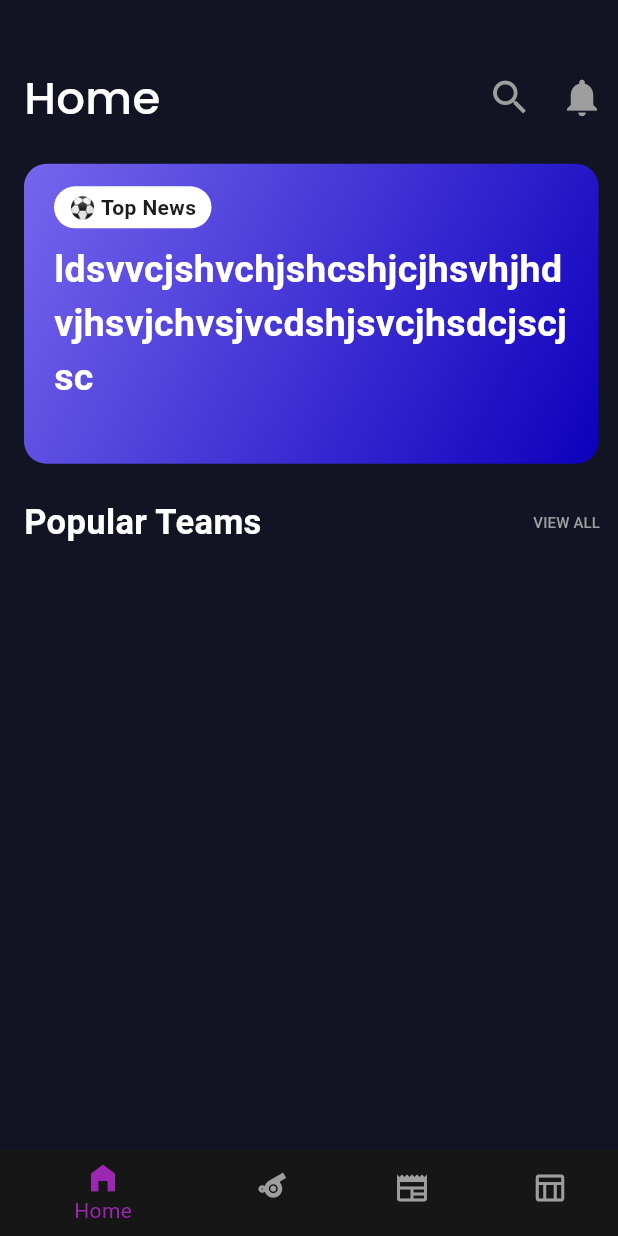
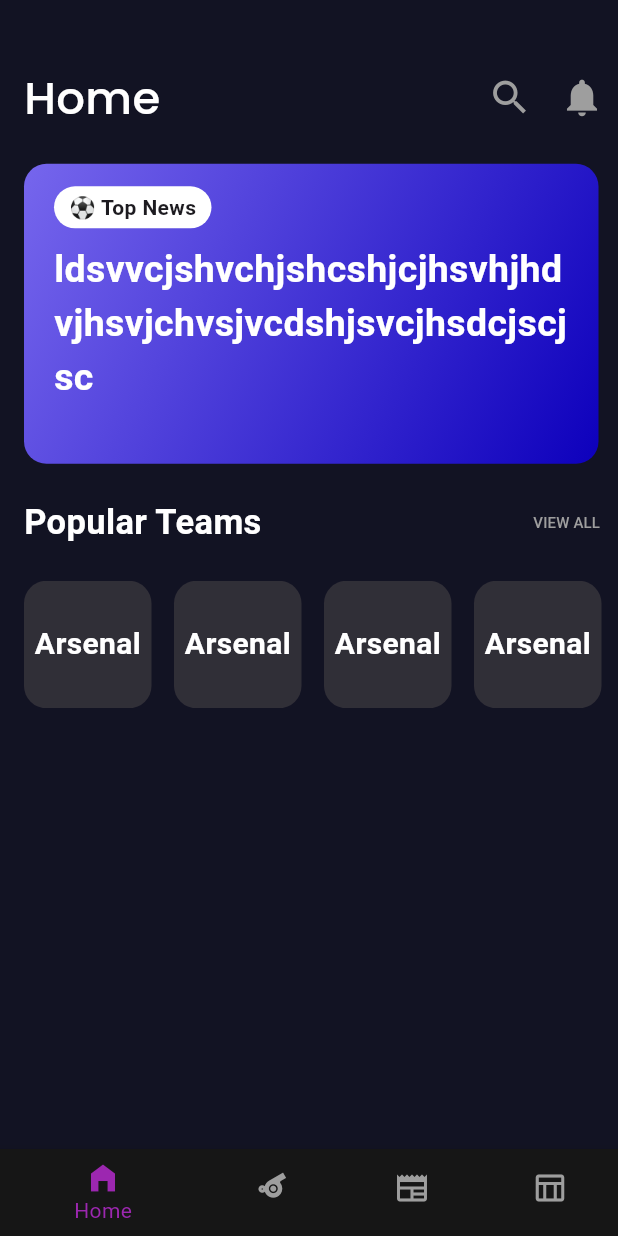
Before and after one commit to RJ2607/football_app, a Flutter app: the screen it shows after launch, on a phone screen of 412 x 824 dp. Run offline on Flutter 3.47's test engine with Material 3 defaults, Android fonts, the phone set to English and light mode, and no system bars.

Commit message:
Add horizontal scroll view for displaying multiple Arsenal containers

```diff
--- a/lib/screens/HomePage.dart
+++ b/lib/screens/HomePage.dart
@@ -127,6 +127,105 @@ class _MyHomeState extends State<MyHome> {
             SizedBox(
               height: 15,
             ),
+            SingleChildScrollView(
+              scrollDirection: Axis.horizontal,
+              child: Row(
+                children: [
+                  Container(
+                    height: 85,
+                    width: 85,
+                    decoration: BoxDecoration(
+                        color: Color.fromARGB(119, 83, 78, 78),
+                        borderRadius: BorderRadius.circular(15)),
+                    child: Center(
+                      child: Text(
+                        "Arsenal",
+                        style: TextStyle(
+                            color: const Color.fromARGB(255, 255, 255, 255),
+                            fontSize: 20,
+                            fontWeight: FontWeight.w600),
+                      ),
+                    ),
+                  ),
+                  SizedBox(
+                    width: 15,
+                  ),
+                  Container(
+                    height: 85,
+                    width: 85,
+                    decoration: BoxDecoration(
+                        color: Color.fromARGB(119, 83, 78, 78),
+                        borderRadius: BorderRadius.circular(15)),
+                    child: Center(
+                      child: Text(
+                        "Arsenal",
+                        style: TextStyle(
+                            color: const Color.fromARGB(255, 255, 255, 255),
+                            fontSize: 20,
+                            fontWeight: FontWeight.w600),
+                      ),
+                    ),
+                  ),
+                  SizedBox(
+                    width: 15,
+                  ),
+                  Container(
+                    height: 85,
+                    width: 85,
+                    decoration: BoxDecoration(
+                        color: Color.fromARGB(119, 83, 78, 78),
+                        borderRadius: BorderRadius.circular(15)),
+                    child: Center(
+                      child: Text(
+                        "Arsenal",
+                        style: TextStyle(
+                            color: const Color.fromARGB(255, 255, 255, 255),
+                            fontSize: 20,
+                            fontWeight: FontWeight.w600),
+                      ),
+                    ),
+                  ),
+                  SizedBox(
+                    width: 15,
+                  ),
+                  Container(
+                    height: 85,
+                    width: 85,
+                    decoration: BoxDecoration(
+                        color: Color.fromARGB(119, 83, 78, 78),
+                        borderRadius: BorderRadius.circular(15)),
+                    child: Center(
+                      child: Text(
+                        "Arsenal",
+                        style: TextStyle(
+                            color: const Color.fromARGB(255, 255, 255, 255),
+                            fontSize: 20,
+                            fontWeight: FontWeight.w600),
+                      ),
+                    ),
+                  ),
+                  SizedBox(
+                    width: 15,
+                  ),
+                  Container(
+                    height: 85,
+                    width: 85,
+                    decoration: BoxDecoration(
+                        color: Color.fromARGB(119, 83, 78, 78),
+                        borderRadius: BorderRadius.circular(15)),
+                    child: Center(
+                      child: Text(
+                        "Arsenal",
+                        style: TextStyle(
+                            color: const Color.fromARGB(255, 255, 255, 255),
+                            fontSize: 20,
+                            fontWeight: FontWeight.w600),
+                      ),
+                    ),
+                  ),
+                ],
+              ),
+            ),
           ],
         ),
       ),
```
